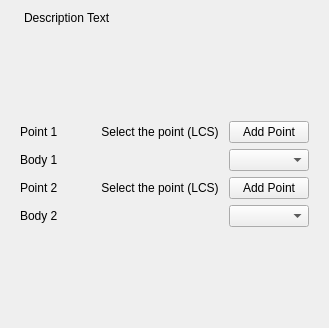
ljplessis/Nikra-DAP, file BodySelector.ui: the form before one commit.
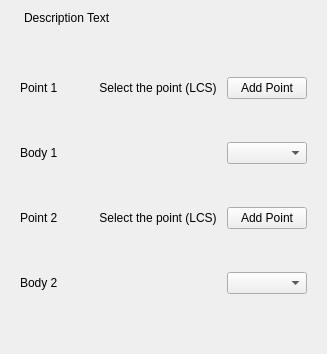
The form after the commit. The open tabs and pages were chosen to show the change.

Commit message: DAP: Fixed resize policy for page selectors of body selector

The edit to the form file:
```diff
--- a/BodySelector.ui
+++ b/BodySelector.ui
@@ -6,15 +6,21 @@
    <rect>
     <x>0</x>
     <y>0</y>
-    <width>329</width>
-    <height>251</height>
+    <width>327</width>
+    <height>354</height>
    </rect>
   </property>
+  <property name="sizePolicy">
+   <sizepolicy hsizetype="Preferred" vsizetype="MinimumExpanding">
+    <horstretch>0</horstretch>
+    <verstretch>0</verstretch>
+   </sizepolicy>
+  </property>
   <property name="windowTitle">
    <string>Form</string>
   </property>
-  <layout class="QGridLayout" name="gridLayout_5">
-   <item row="0" column="0">
+  <layout class="QVBoxLayout" name="verticalLayout">
+   <item>
     <layout class="QFormLayout" name="formLayout">
      <item row="0" column="0">
       <widget class="QLabel" name="label_5">
@@ -32,80 +38,72 @@
      </item>
     </layout>
    </item>
-   <item row="1" column="0">
+   <item>
     <widget class="QStackedWidget" name="inputWidget">
      <property name="sizePolicy">
-      <sizepolicy hsizetype="Preferred" vsizetype="Minimum">
+      <sizepolicy hsizetype="Expanding" vsizetype="Expanding">
        <horstretch>0</horstretch>
        <verstretch>0</verstretch>
       </sizepolicy>
      </property>
      <property name="currentIndex">
-      <number>3</number>
+      <number>0</number>
      </property>
-     <widget class="QWidget" name="page_3">
+     <widget class="QWidget" name="page1">
       <layout class="QGridLayout" name="gridLayout_3">
+       <item row="2" column="2">
+        <widget class="QPushButton" name="lcsPush2">
+         <property name="text">
+          <string>Add Point</string>
+         </property>
+         <property name="flat">
+          <bool>false</bool>
+         </property>
+        </widget>
+       </item>
        <item row="0" column="0">
-        <layout class="QGridLayout" name="gridLayout">
-         <item row="3" column="2">
+        <widget class="QLabel" name="label">
+         <property name="text">
+          <string>Point 1</string>
+         </property>
+        </widget>
+       </item>
+       <item row="1" column="2">
           <widget class="QComboBox" name="body1Combo"/>
          </item>
-         <item row="5" column="2">
-          <widget class="QComboBox" name="body2Combo"/>
-         </item>
-         <item row="0" column="1">
-          <widget class="QPushButton" name="lcsName1">
-           <property name="text">
-            <string>Select the point (LCS)</string>
-           </property>
-           <property name="flat">
-            <bool>true</bool>
-           </property>
-          </widget>
-         </item>
-         <item row="4" column="0">
-          <widget class="QLabel" name="label_7">
-           <property name="text">
-            <string>Point 2</string>
-           </property>
-          </widget>
-         </item>
-         <item row="4" column="1">
-          <widget class="QPushButton" name="lcsName2">
-           <property name="text">
-            <string>Select the point (LCS)</string>
-           </property>
-           <property name="flat">
-            <bool>true</bool>
-           </property>
-          </widget>
-         </item>
-         <item row="5" column="0">
+       <item row="3" column="0">
           <widget class="QLabel" name="label_4">
            <property name="text">
             <string>Body 2</string>
            </property>
           </widget>
          </item>
-         <item row="0" column="2">
-          <widget class="QPushButton" name="lcsPush1">
+       <item row="2" column="0">
+        <widget class="QLabel" name="label_7">
            <property name="text">
-            <string>Add Point</string>
-           </property>
-           <property name="flat">
-            <bool>false</bool>
+          <string>Point 2</string>
            </property>
           </widget>
          </item>
-         <item row="3" column="0">
+       <item row="1" column="0">
           <widget class="QLabel" name="label_2">
            <property name="text">
             <string>Body 1</string>
            </property>
           </widget>
          </item>
-         <item row="4" column="2">
-          <widget class="QPushButton" name="lcsPush2">
+       <item row="0" column="1">
+        <widget class="QPushButton" name="lcsName1">
+         <property name="text">
+          <string>Select the point (LCS)</string>
+         </property>
+         <property name="flat">
+          <bool>true</bool>
+         </property>
+        </widget>
+       </item>
+       <item row="0" column="2">
+        <widget class="QPushButton" name="lcsPush1">
            <property name="text">
             <string>Add Point</string>
            </property>
@@ -114,23 +112,11 @@
            </property>
           </widget>
          </item>
-         <item row="0" column="0">
-          <widget class="QLabel" name="label">
-           <property name="text">
-            <string>Point 1</string>
-           </property>
-          </widget>
-         </item>
-        </layout>
-       </item>
-      </layout>
-     </widget>
-     <widget class="QWidget" name="page_4">
-      <layout class="QGridLayout" name="gridLayout_6">
-       <item row="0" column="0">
-        <layout class="QGridLayout" name="gridLayout_2">
-         <item row="0" column="1">
-          <widget class="QPushButton" name="lcsName3">
+       <item row="3" column="2">
+        <widget class="QComboBox" name="body2Combo"/>
+       </item>
+       <item row="2" column="1">
+        <widget class="QPushButton" name="lcsName2">
            <property name="text">
             <string>Select the point (LCS)</string>
            </property>
@@ -139,12 +125,12 @@
            </property>
           </widget>
          </item>
-         <item row="3" column="0">
-          <widget class="QLabel" name="label_9">
-           <property name="text">
-            <string>Body 2 </string>
-           </property>
-          </widget>
+      </layout>
+     </widget>
+     <widget class="QWidget" name="page2">
+      <layout class="QGridLayout" name="gridLayout_5">
+       <item row="1" column="2">
+        <widget class="QComboBox" name="body1Combo_2"/>
          </item>
          <item row="0" column="0">
           <widget class="QLabel" name="label_6">
@@ -153,7 +139,7 @@
            </property>
           </widget>
          </item>
-         <item row="2" column="0">
+       <item row="1" column="0">
           <widget class="QLabel" name="label_8">
            <property name="text">
             <string>Body 1 </string>
@@ -167,59 +153,80 @@
            </property>
           </widget>
          </item>
-         <item row="2" column="1" colspan="2">
-          <widget class="QComboBox" name="body1Combo_2"/>
-         </item>
-         <item row="3" column="1" colspan="2">
+       <item row="0" column="1">
+        <widget class="QPushButton" name="lcsName3">
+         <property name="text">
+          <string>Select the point (LCS)</string>
+         </property>
+         <property name="flat">
+          <bool>true</bool>
+         </property>
+        </widget>
+       </item>
+       <item row="2" column="0">
+        <widget class="QLabel" name="label_9">
+         <property name="text">
+          <string>Body 2 </string>
+         </property>
+        </widget>
+       </item>
+       <item row="2" column="2">
           <widget class="QComboBox" name="body2Combo_2"/>
          </item>
         </layout>
-       </item>
-      </layout>
      </widget>
-     <widget class="QWidget" name="page">
-      <layout class="QGridLayout" name="gridLayout_7">
-       <item row="0" column="0">
-        <layout class="QGridLayout" name="gridLayout_4">
-         <item row="1" column="0">
-          <widget class="QPushButton" name="pointName">
-           <property name="text">
-            <string>Select the LCS, point or vertex</string>
-           </property>
-           <property name="flat">
-            <bool>true</bool>
-           </property>
-          </widget>
-         </item>
-         <item row="3" column="0" colspan="2">
-          <widget class="QListWidget" name="pointList"/>
-         </item>
-         <item row="1" column="1">
+     <widget class="QWidget" name="page3">
+      <layout class="QGridLayout" name="gridLayout_8">
+       <item row="0" column="1">
           <widget class="QPushButton" name="pointPush">
            <property name="text">
             <string>Add point</string>
            </property>
           </widget>
          </item>
-         <item row="2" column="0">
+       <item row="0" column="0">
+        <widget class="QPushButton" name="pointName">
+         <property name="text">
+          <string>Select the LCS, point or vertex</string>
+         </property>
+         <property name="flat">
+          <bool>true</bool>
+         </property>
+        </widget>
+       </item>
+       <item row="1" column="0">
           <widget class="QLabel" name="label_3">
            <property name="text">
             <string>Point List </string>
            </property>
           </widget>
          </item>
-         <item row="4" column="0" colspan="2">
+       <item row="3" column="0" colspan="2">
           <widget class="QPushButton" name="pointRemove">
            <property name="text">
             <string>Remove</string>
            </property>
           </widget>
          </item>
-        </layout>
+       <item row="2" column="0" colspan="2">
+        <widget class="QListWidget" name="pointList">
+         <property name="sizePolicy">
+          <sizepolicy hsizetype="Expanding" vsizetype="Minimum">
+           <horstretch>0</horstretch>
+           <verstretch>0</verstretch>
+          </sizepolicy>
+         </property>
+         <property name="maximumSize">
+          <size>
+           <width>16777215</width>
+           <height>16777215</height>
+          </size>
+         </property>
+        </widget>
        </item>
       </layout>
      </widget>
-     <widget class="QWidget" name="empty_page"/>
+     <widget class="QWidget" name="page4"/>
     </widget>
    </item>
   </layout>
```
Lines whose indentation alone changed are shown as unchanged. The commit also changes 2 other files.
